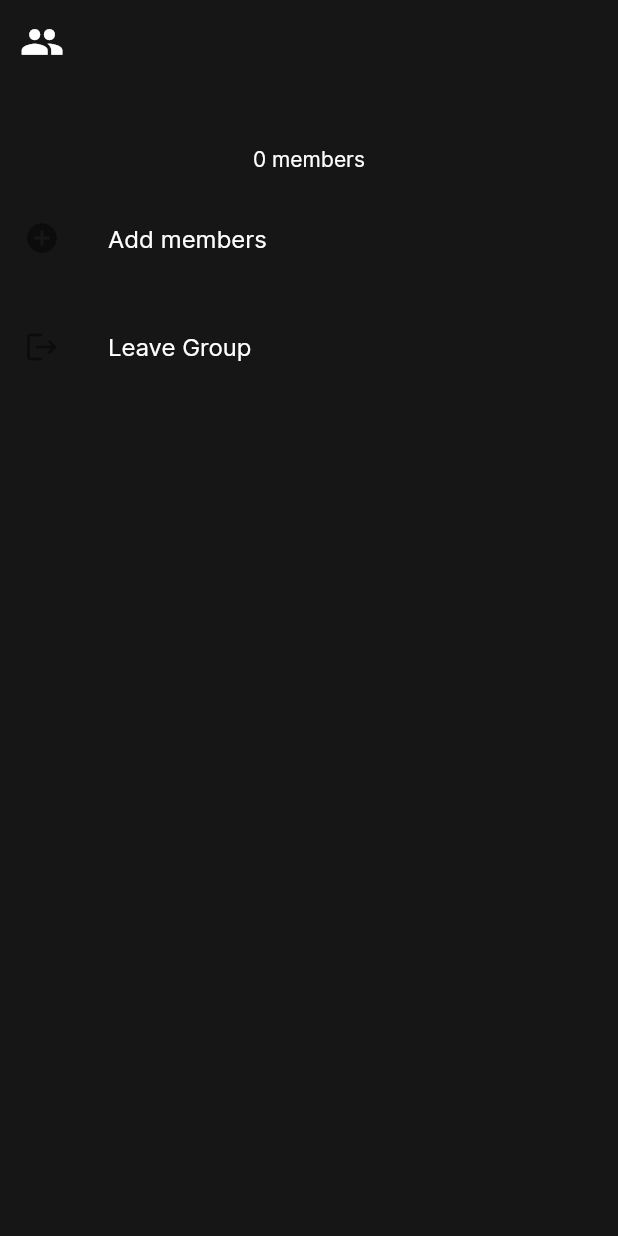
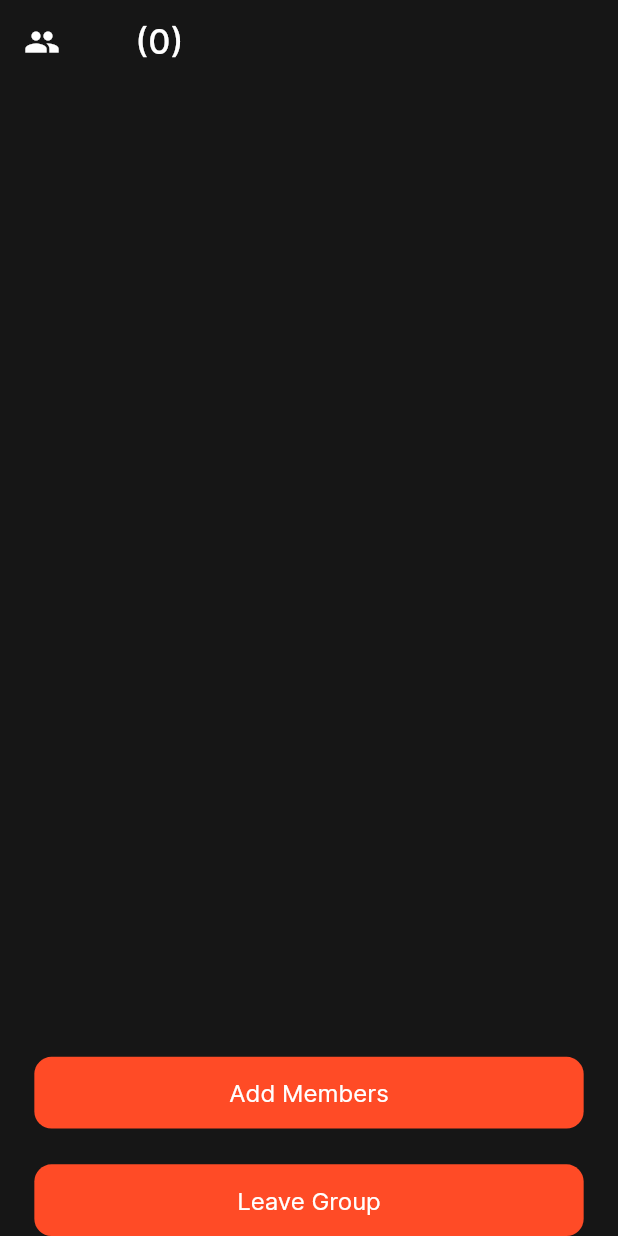
Before and after one commit to ibrahimfekry/Talker, a Flutter app: the GroupInfo screen opened directly with empty values, on a phone screen of 412 x 824 dp. Run offline on Flutter 3.47's test engine with Material 2 defaults, Android fonts, the phone set to English and light mode, and no system bars; our stand-ins replace audioplayers, cloud_firestore, conditional_builder_null_safety, contacts_service, curved_navigation_bar, file_picker and 11 more; missing offline and left inert: flutter_cached_pdfview, flutter_facebook_auth, flutter_sound_lite; accounts and stored records are empty; project files that could hold a hidden picture were left out.

Commit message:
group_info_design_finish

```diff
--- a/lib/modules/group_chats/group_info.dart
+++ b/lib/modules/group_chats/group_info.dart
@@ -2,15 +2,20 @@ import 'package:cloud_firestore/cloud_firestore.dart';
 import 'package:firebase_auth/firebase_auth.dart';
 import 'package:flutter/material.dart';
 import 'package:flutter_bloc/flutter_bloc.dart';
+import 'package:flutter_screenutil/flutter_screenutil.dart';
 import 'package:talki/layout/home_layout_screen.dart';
+import 'package:talki/shared/components/component/components.dart';
 import 'package:talki/shared/cubit/login_register_cubit/login_cubit.dart';
 import 'package:talki/shared/cubit/login_register_cubit/login_states.dart';
+import '../../shared/components/widgets/add_member_Item.dart';
+import '../../shared/components/widgets/default_button_create_group.dart';
+import '../../shared/components/widgets/text_widget.dart';
+import '../../shared/constants/colors.dart';
 import 'add_members_in_group-info.dart';
 import 'group_chat_screen.dart';
 
 class GroupInfo extends StatefulWidget {
-  GroupInfo({Key? key, required this.groupId, required this.groupName})
-      : super(key: key);
+  const GroupInfo({Key? key, required this.groupId, required this.groupName}): super(key: key);
 
   final String groupName, groupId;
   @override
@@ -29,8 +34,7 @@ class _GroupInfoState extends State<GroupInfo> {
   Widget build(BuildContext context) {
     final size = MediaQuery.of(context).size;
     LoginCubit loginCubit = LoginCubit.get(context);
-    return SafeArea(
-      child: BlocConsumer<LoginCubit, LoginStates>(
+    return BlocConsumer<LoginCubit, LoginStates>(
       listener: (context, state) {
         if(state is LeaveGroupSuccess){
           Navigator.pushAndRemoveUntil(context,
@@ -41,98 +45,84 @@ class _GroupInfoState extends State<GroupInfo> {
         return Scaffold(
           appBar: AppBar(
             automaticallyImplyLeading: false,
-              leading: Icon(
+            leading: const Icon(
               Icons.group,
-                size: size.width / 14,
             ),
-              title: Text(
-                widget.groupName,
-                style: const TextStyle(color: Colors.white),
+            title: DefaultText(
+              text: "${widget.groupName}\t\t\t(${loginCubit.infoMembersList.length})",
+              fontColor: whiteColor,
+              fontSize: 20.sp,
             ),
           ),
           body: state is GetGroupMemberLoading
               ? const Center(child: CircularProgressIndicator(),)
-                : SingleChildScrollView(
+              : Padding(
+                padding: EdgeInsetsDirectional.symmetric(horizontal: 20.w),
                 child: Column(
                   mainAxisSize: MainAxisSize.min,
+                  crossAxisAlignment: CrossAxisAlignment.start,
                   children: [
-                        // SizedBox(
-                        //   height: size.height / 8,
-                        //   width: size.width / 1.15,
-                        //   child: Row(
-                        //     children: [
-                        //       SizedBox(
-                        //           height: size.height / 12,
-                        //           child: Icon(
-                        //             Icons.group,
-                        //             size: size.width / 14,
-                        //           )),
-                        //       SizedBox(
-                        //         width: size.width / 20,
-                        //       ),
-                        //       Text(widget.groupName, style: const TextStyle(color: Colors.white),),
-                        //     ],
-                        //   ),
-                        // ),
-                        SizedBox(
-                          height: size.height / 20,
-                        ),
-                        Text('${loginCubit.infoMembersList.length} members', style: const TextStyle(color: Colors.white),),
-                        //Members Names
-                        Flexible(
+                    SizedBox(height: 15.h,),
+                    Expanded(
                       child: ListView.builder(
+                        scrollDirection: Axis.vertical,
                         itemCount: loginCubit.infoMembersList.length,
-                            shrinkWrap: true,
-                            physics: const NeverScrollableScrollPhysics(),
+                        //shrinkWrap: true,
+                        //physics: const NeverScrollableScrollPhysics(),
                         itemBuilder: (context, index) {
-                              return ListTile(
-                                onTap: () => loginCubit.showRemoveDialog(
+                          return AddMemberItem (
+                            iconColor: loginCubit.infoMembersList[index]['isAdmin'] ? orangeColor : whiteColor,
+                            firstName: '${loginCubit.infoMembersList[index]['firstName']}',
+                            emailAddress: '${loginCubit.infoMembersList[index]['emailAddress']}',
+                            icon: loginCubit.infoMembersList[index]['isAdmin']? Icons.person : Icons.close,
+                            onPress: (){
+                              if(loginCubit.infoMembersList[index]['isAdmin']){
+                                loginCubit.showRemoveDialog(
                                     index: index,
                                     groupId: widget.groupId,
                                     context: context
-                                ),
-                                leading: const Icon(Icons.account_circle),
-                                title: Text(loginCubit.infoMembersList[index]['firstName'], style: const TextStyle(color: Colors.white),),
-                                subtitle:
-                                    Text(loginCubit.infoMembersList[index]['emailAddress'], style: const TextStyle(color: Colors.white),),
-                                trailing: Text(loginCubit.infoMembersList[index]['isAdmin']
-                                    ? 'Admin'
-                                    : '', style: const TextStyle(color: Colors.white),),
+                                );
+                              }else{
+                                defaultSnackBar(
+                                    context: context,
+                                    text: 'You aren\'t the admin',
+                                    color: Colors.red
+                                );
+                              }
+                            },
+                            url: loginCubit.infoMembersList[index]['urlImage'],
                           );
                         },
                       ),
                     ),
-                        SizedBox(
-                          height: size.height / 50,
-                        ),
-                        ListTile(
-                          onTap: () => Navigator.push(
-                              context,
-                              MaterialPageRoute(
+                    SizedBox(height: 20.h,),
+                    ButtonCreateDeleteGroup(
+                      fontColor: whiteColor,
+                      backgroundColor: orangeColor,
+                      text: 'Add Members',
+                      onTap: (){
+                        Navigator.push(context, MaterialPageRoute(
                                 builder: (_) => AddMembersInGroupInfo(
                                   groupId: widget.groupId,
                                   groupName: widget.groupName,
                                   membersList: loginCubit.infoMembersList,
-                                      ))),
-                          leading: const Icon(Icons.add_circle),
-                          title: const Text('Add members', style: TextStyle(color: Colors.white),),
+                                )));
+                      },
                     ),
-                        SizedBox(
-                          height: size.height / 50,
-                        ),
-                        ListTile(
+                    SizedBox(height: 20.h,),
+                    ButtonCreateDeleteGroup(
+                      fontColor: whiteColor,
+                      backgroundColor: orangeColor,
+                      text: 'Leave Group',
                       onTap: (){
                         loginCubit.onLeaveGroup(groupId: widget.groupId);
                       },
-                          leading: const Icon(Icons.logout),
-                          title: const Text('Leave Group', style: TextStyle(color: Colors.white),),
                     ),
                   ],
                 ),
               ),
         );
       },
-      ),
     );
   }
 }
```
Also changed, not shown: lib/shared/components/widgets/add_member_Item.dart (+4 -3 lines). Lines whose indentation alone changed are shown as unchanged.
